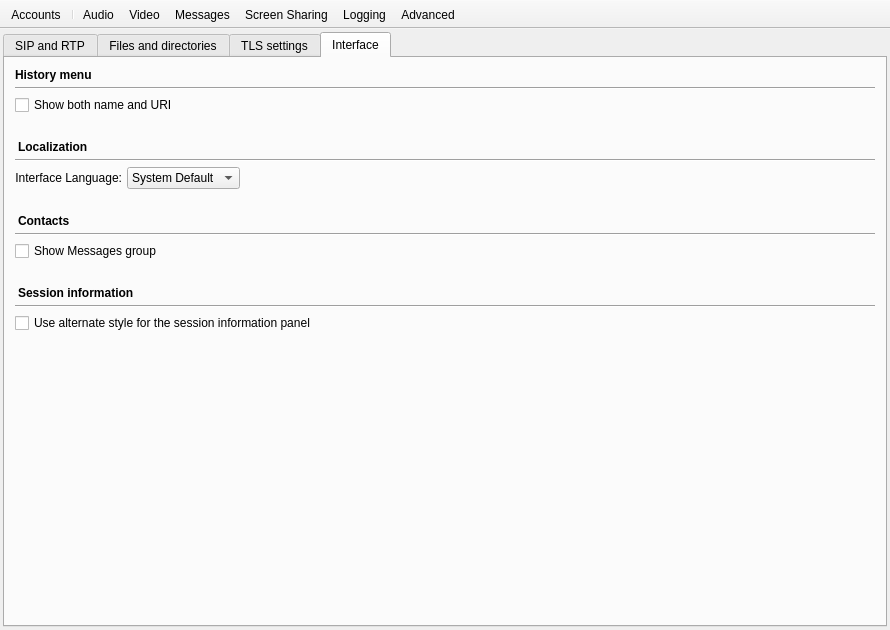
AGProjects/blink-qt, file resources/preferences.ui: the form before one commit.
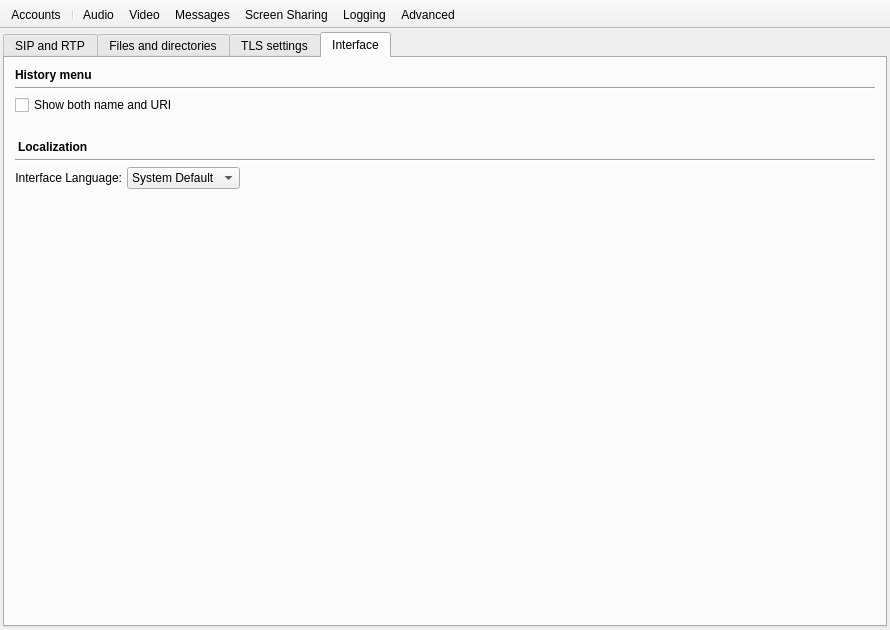
The form after the commit. The open tabs and pages were chosen to show the change. Icons and pictures are not drawn. Custom widgets are drawn as their Qt base class.

Patch:
```diff
--- a/resources/preferences.ui
+++ b/resources/preferences.ui
@@ -3640,22 +3640,6 @@
              </widget>
             </item>
             <item row="7" column="0">
-             <widget class="QLabel" name="label_9">
-              <property name="font">
-               <font>
-                <weight>75</weight>
-                <bold>true</bold>
-               </font>
-              </property>
-              <property name="styleSheet">
-               <string notr="true">margin-top: 20px;</string>
-              </property>
-              <property name="text">
-               <string>Contacts</string>
-              </property>
-             </widget>
-            </item>
-            <item row="13" column="0">
              <spacer name="verticalSpacer_5">
               <property name="orientation">
                <enum>Qt::Vertical</enum>
@@ -3668,13 +3652,6 @@
               </property>
              </spacer>
             </item>
-            <item row="8" column="0">
-             <widget class="Line" name="line_16">
-              <property name="orientation">
-               <enum>Qt::Horizontal</enum>
-              </property>
-             </widget>
-            </item>
             <item row="0" column="0">
              <widget class="QLabel" name="label_6">
               <property name="font">
@@ -3783,46 +3760,6 @@
               </item>
              </layout>
             </item>
-            <item row="9" column="0">
-             <widget class="QCheckBox" name="show_messages_group_button">
-              <property name="toolTip">
-               <string>Show virtual messages group containing all contacts with messages</string>
-              </property>
-              <property name="text">
-               <string>Show Messages group</string>
-              </property>
-             </widget>
-            </item>
-            <item row="10" column="0">
-             <widget class="QLabel" name="session_info_label">
-              <property name="font">
-               <font>
-                <weight>75</weight>
-                <bold>true</bold>
-               </font>
-              </property>
-              <property name="styleSheet">
-               <string notr="true">margin-top: 20px;</string>
-              </property>
-              <property name="text">
-               <string>Session information</string>
-              </property>
-             </widget>
-            </item>
-            <item row="11" column="0">
-             <widget class="Line" name="session_info_line">
-              <property name="orientation">
-               <enum>Qt::Horizontal</enum>
-              </property>
-             </widget>
-            </item>
-            <item row="12" column="0">
-             <widget class="QCheckBox" name="session_info_style_button">
-              <property name="text">
-               <string>Use alternate style for the session information panel</string>
-              </property>
-             </widget>
-            </item>
            </layout>
           </widget>
          </widget>
```
Left out of the diff: 1 changed line with no effect on the pictures.
